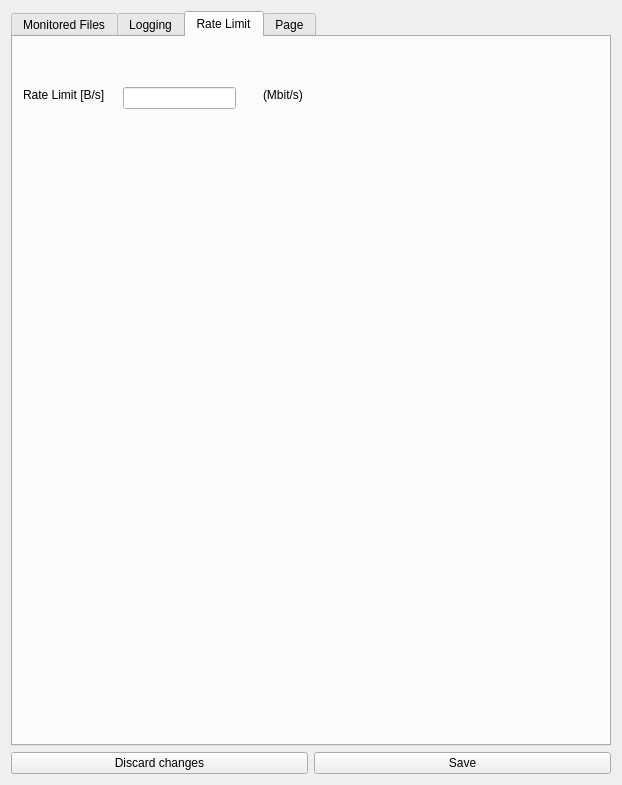
The window that OneDriveGUI/ui/profile_settings_page.ui (bpozdena/OneDriveGUI) describes before a commit, drawn with Qt 5.
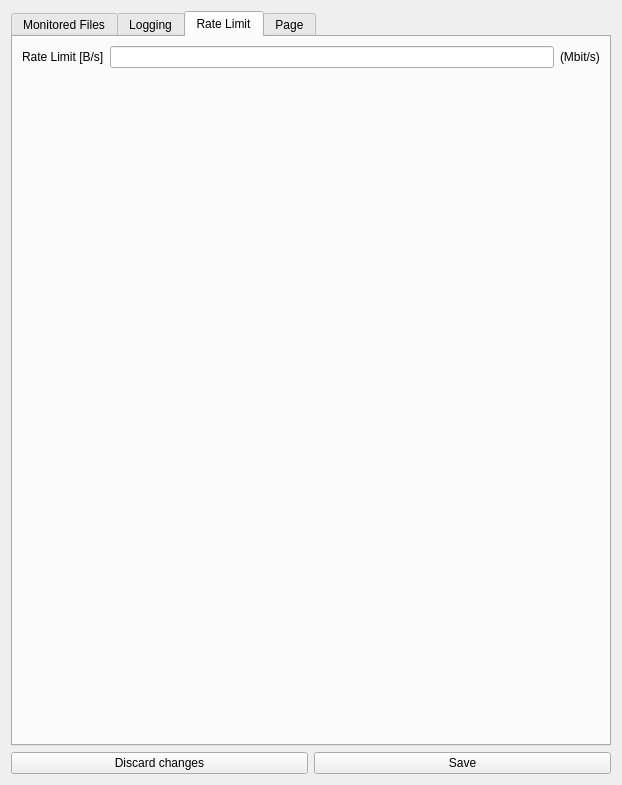
The same window after the commit. The open tabs and pages were chosen to show the change.

Commit message: added skip_dir settings

Patch:
```diff
--- a/OneDriveGUI/ui/profile_settings_page.ui
+++ b/OneDriveGUI/ui/profile_settings_page.ui
@@ -6,7 +6,7 @@
    <rect>
     <x>0</x>
     <y>0</y>
-    <width>588</width>
+    <width>614</width>
     <height>785</height>
    </rect>
   </property>
@@ -201,45 +201,42 @@
         <attribute name="title">
          <string>Rate Limit</string>
         </attribute>
-        <widget class="QLineEdit" name="lineEdit_10">
-         <property name="geometry">
-          <rect>
-           <x>110</x>
-           <y>50</y>
-           <width>113</width>
-           <height>22</height>
-          </rect>
-         </property>
-         <property name="inputMethodHints">
-          <set>Qt::ImhDigitsOnly</set>
-         </property>
-        </widget>
-        <widget class="QLabel" name="label_11">
-         <property name="geometry">
-          <rect>
-           <x>10</x>
-           <y>50</y>
-           <width>101</width>
-           <height>16</height>
-          </rect>
-         </property>
-         <property name="text">
-          <string>Rate Limit [B/s]</string>
-         </property>
-        </widget>
-        <widget class="QLabel" name="label_12">
-         <property name="geometry">
-          <rect>
-           <x>250</x>
-           <y>50</y>
-           <width>141</width>
-           <height>16</height>
-          </rect>
-         </property>
-         <property name="text">
-          <string>(Mbit/s)</string>
-         </property>
-        </widget>
+        <layout class="QGridLayout" name="gridLayout">
+         <item row="0" column="0">
+          <widget class="QLabel" name="label_rate_limit">
+           <property name="text">
+            <string>Rate Limit [B/s]</string>
+           </property>
+          </widget>
+         </item>
+         <item row="0" column="1">
+          <widget class="QLineEdit" name="lineEdit_rate_limit">
+           <property name="inputMethodHints">
+            <set>Qt::ImhDigitsOnly</set>
+           </property>
+          </widget>
+         </item>
+         <item row="0" column="2">
+          <widget class="QLabel" name="label_rate_limit_mbps">
+           <property name="text">
+            <string>(Mbit/s)</string>
+           </property>
+          </widget>
+         </item>
+         <item row="1" column="1">
+          <spacer name="verticalSpacer">
+           <property name="orientation">
+            <enum>Qt::Vertical</enum>
+           </property>
+           <property name="sizeHint" stdset="0">
+            <size>
+             <width>20</width>
+             <height>40</height>
+            </size>
+           </property>
+          </spacer>
+         </item>
+        </layout>
        </widget>
        <widget class="QWidget" name="tab_6">
         <attribute name="title">
```
Left out of the diff: 16 changed lines with no effect on the pictures. The commit also changes 2 other files.
